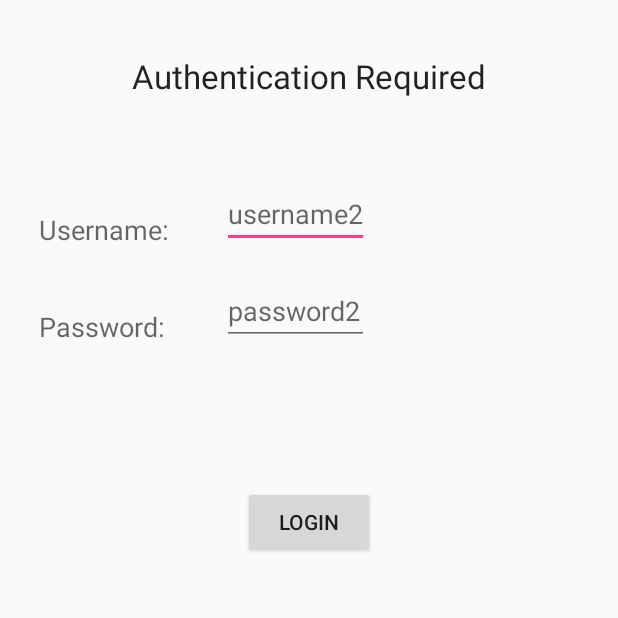
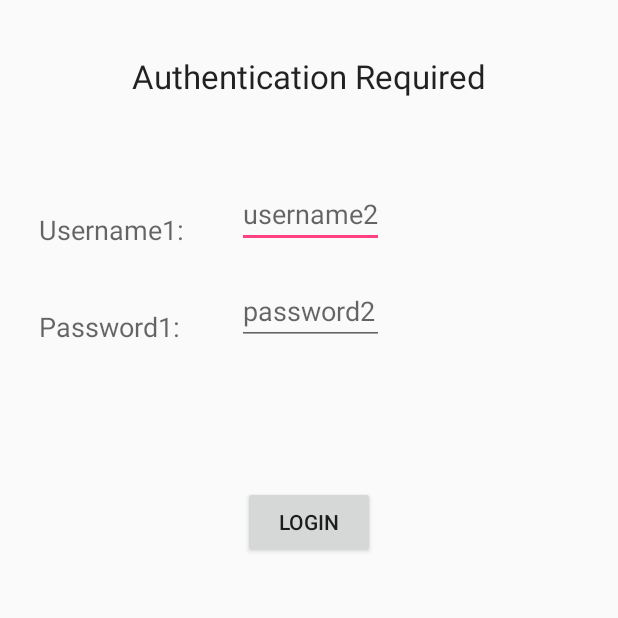
Before and after one commit to sayom88/LoginApp, an Android app: the screen it shows after launch (MainActivity), on a phone screen of 412 x 824 dp, the top half of it. Run offline under Robolectric (Android 15) with nearby library versions, the phone set to English and light mode, and no system bars.

Commit message:
2nd Feb-Third code checkin by Sayom

```diff
--- a/app/src/main/res/layout/activity_main.xml
+++ b/app/src/main/res/layout/activity_main.xml
@@ -26,7 +26,7 @@
         android:layout_below="@+id/textView1"
         android:layout_marginTop="75dp"
         android:layout_marginLeft="10dp"
-        android:text="Username:"
+        android:text="Username1:"
         android:textAppearance="?android:attr/textAppearanceMedium" />
 
     <EditText
@@ -47,7 +47,7 @@
         android:layout_alignLeft="@+id/textView2"
         android:layout_below="@+id/textView2"
         android:layout_marginTop="40dp"
-        android:text="Password:"
+        android:text="Password1:"
         android:textAppearance="?android:attr/textAppearanceMedium" />
 
     <EditText
```
